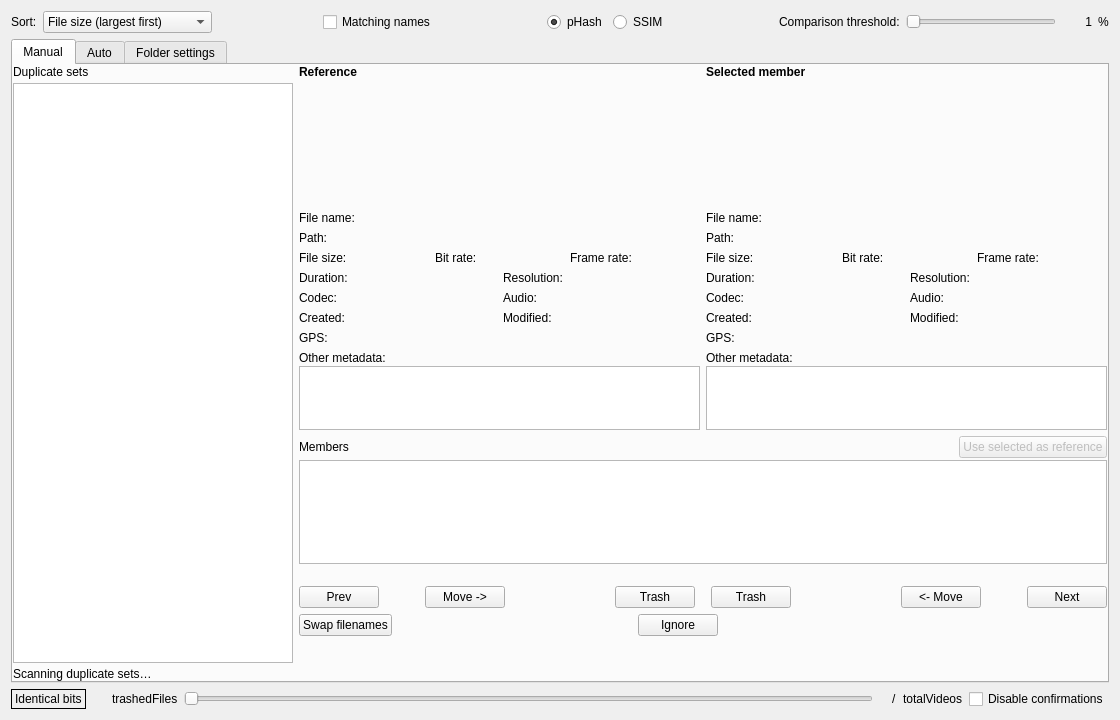
The window that QtProject/app/comparison/comparison.ui (theophanemayaud/video-simili-duplicate-cleaner) describes before a commit, drawn with Qt 5.
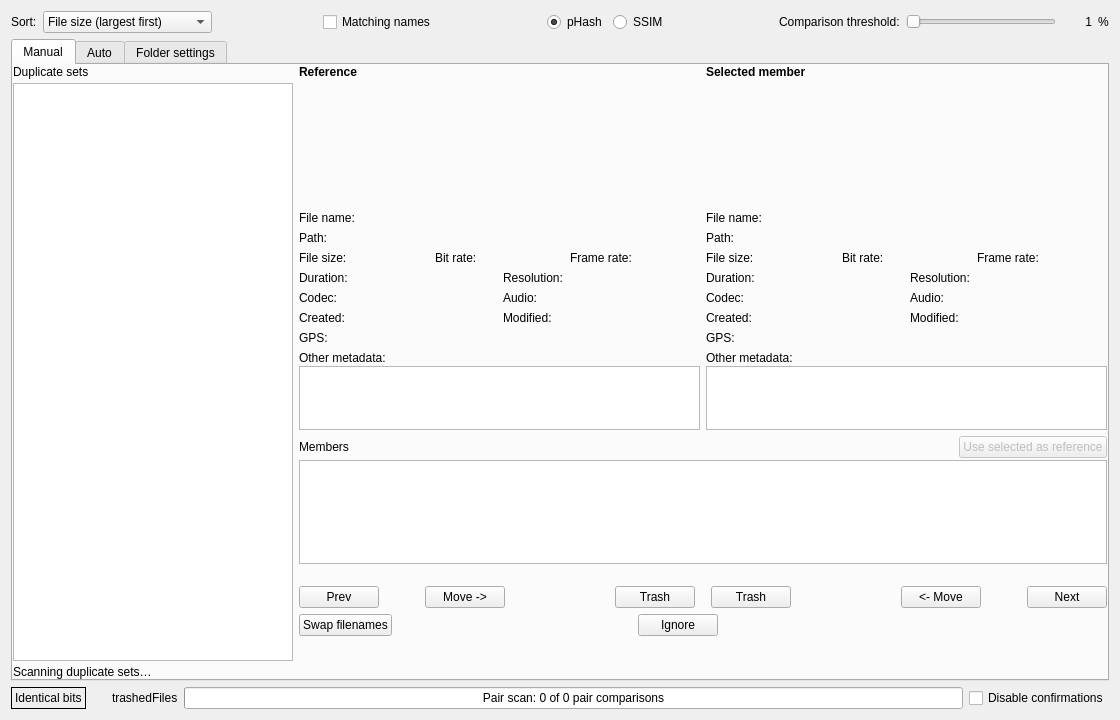
The same window after the commit. Custom widgets are drawn as their Qt base class.

Commit message: refactor(comparison): replace pair slider with progress bar

```diff
--- a/QtProject/app/comparison/comparison.ui
+++ b/QtProject/app/comparison/comparison.ui
@@ -2367,39 +2367,21 @@
       </widget>
      </item>
      <item>
-      <widget class="DiscoveryProgressSlider" name="progressBar">
+      <widget class="QProgressBar" name="progressBar">
        <property name="minimum">
-        <number>1</number>
+        <number>0</number>
        </property>
        <property name="value">
-        <number>1</number>
+        <number>0</number>
        </property>
        <property name="maximum">
         <number>100</number>
        </property>
-       <property name="orientation">
-        <enum>Qt::Horizontal</enum>
+       <property name="format">
+        <string>Pair scan: 0 of 0 pair comparisons</string>
        </property>
-      </widget>
-     </item>
-     <item>
-      <widget class="QLabel" name="currentVideo">
-       <property name="text">
-        <string/>
-       </property>
-      </widget>
-     </item>
-     <item>
-      <widget class="QLabel" name="label_9">
-       <property name="text">
-        <string>/</string>
-       </property>
-      </widget>
-     </item>
-     <item>
-      <widget class="QLabel" name="totalVideos">
-       <property name="text">
-        <string>totalVideos</string>
+       <property name="textVisible">
+        <bool>true</bool>
        </property>
       </widget>
      </item>
@@ -2418,11 +2400,6 @@
   </layout>
  </widget>
  <customwidgets>
-  <customwidget>
-   <class>DiscoveryProgressSlider</class>
-   <extends>QSlider</extends>
-   <header>comparison/internal/discoveryprogressslider.h</header>
-  </customwidget>
   <customwidget>
    <class>ClickableLabel</class>
   </customwidget>
```
Lines whose indentation alone changed are shown as unchanged. The commit also changes 8 other files.
